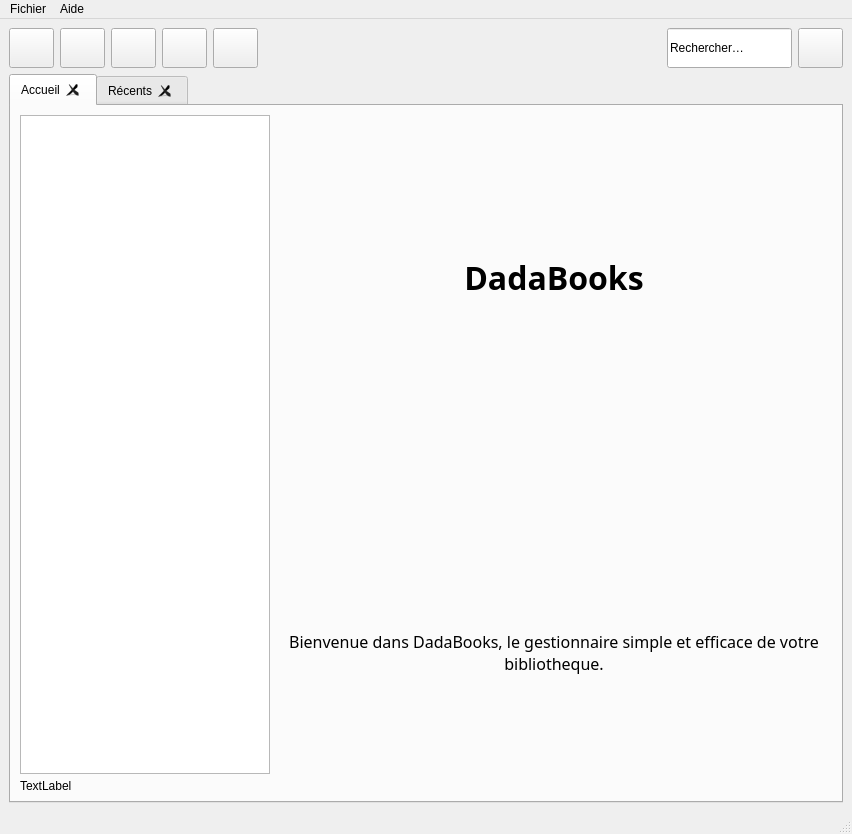
This is dadabooks.ui in chindit/dadabooks as Qt 5 draws it before an edit. The edited form follows.
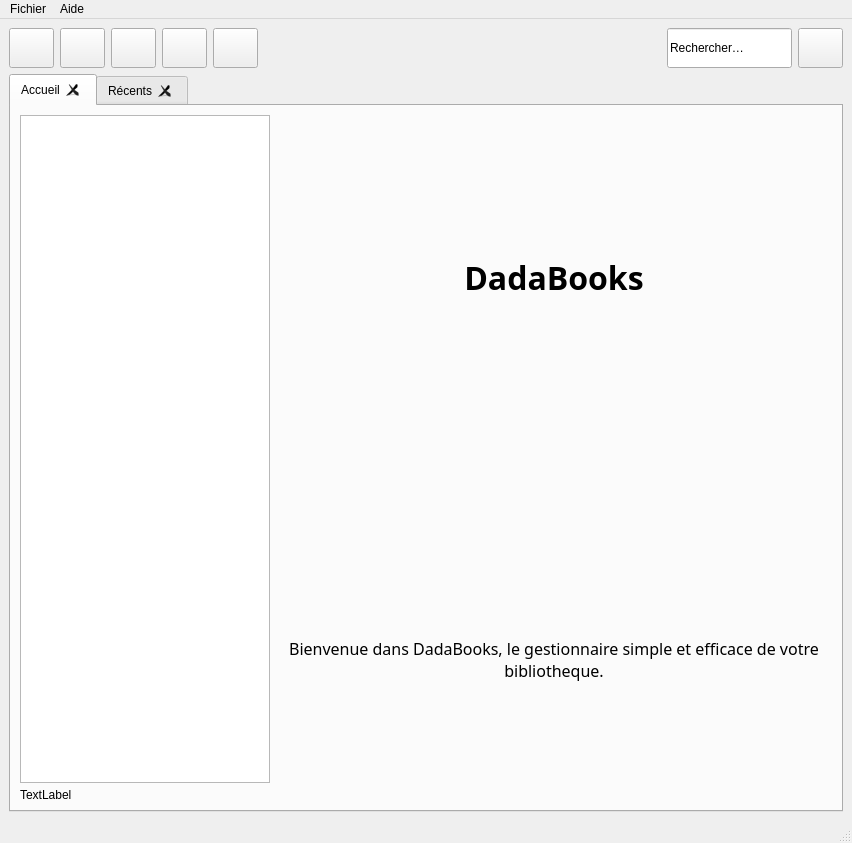
This is the edited form. Icons and pictures are not drawn.

What changed in the file:
```diff
--- a/dadabooks.ui
+++ b/dadabooks.ui
@@ -7,7 +7,7 @@
     <x>0</x>
     <y>0</y>
     <width>852</width>
-    <height>834</height>
+    <height>843</height>
    </rect>
   </property>
   <property name="windowTitle">
```
Left out of the diff: 2 changed lines with no effect on the pictures.
